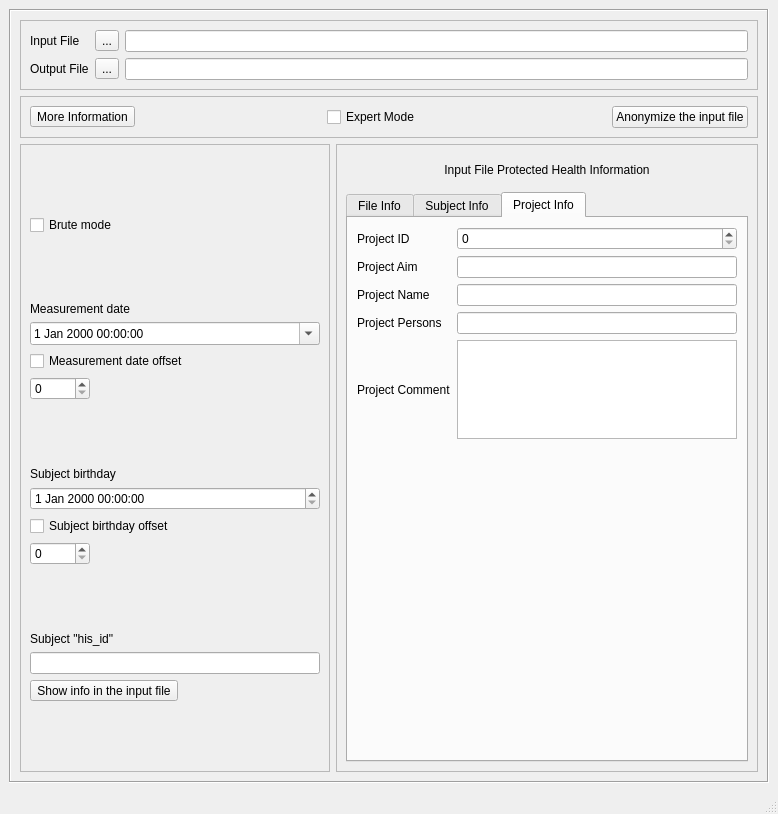
Old version of the form applications/mne_anonymize/mainwindow.ui in the repository mne-tools/mne-cpp.
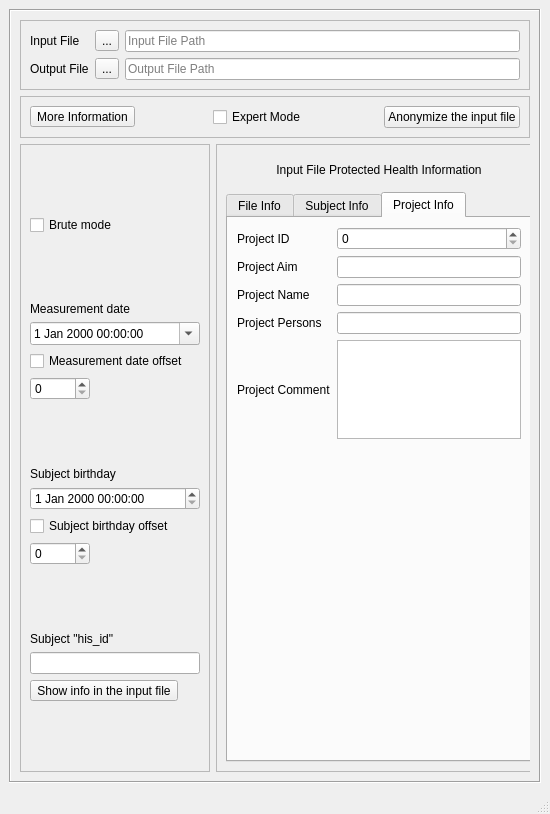
New version of the form.

Commit message: input ouptut file placeholder texts

The edit to the form file:
```diff
--- a/applications/mne_anonymize/mainwindow.ui
+++ b/applications/mne_anonymize/mainwindow.ui
@@ -6,13 +6,13 @@
    <rect>
     <x>0</x>
     <y>0</y>
-    <width>778</width>
+    <width>550</width>
     <height>814</height>
    </rect>
   </property>
   <property name="minimumSize">
    <size>
-    <width>420</width>
+    <width>550</width>
     <height>0</height>
    </size>
   </property>
@@ -55,7 +55,7 @@
         <rect>
          <x>0</x>
          <y>0</y>
-         <width>750</width>
+         <width>522</width>
          <height>759</height>
         </rect>
        </property>
@@ -76,7 +76,11 @@
           </property>
           <layout class="QGridLayout" name="gridLayout_6">
            <item row="0" column="2">
-            <widget class="QLineEdit" name="lineEditInFile"/>
+            <widget class="QLineEdit" name="lineEditInFile">
+             <property name="placeholderText">
+              <string>Input File Path</string>
+             </property>
+            </widget>
            </item>
            <item row="3" column="2">
             <widget class="QLineEdit" name="lineEditOutFile">
@@ -92,6 +96,9 @@
                <height>0</height>
               </size>
              </property>
+             <property name="placeholderText">
+              <string>Output File Path</string>
+             </property>
             </widget>
            </item>
            <item row="3" column="0">
```
